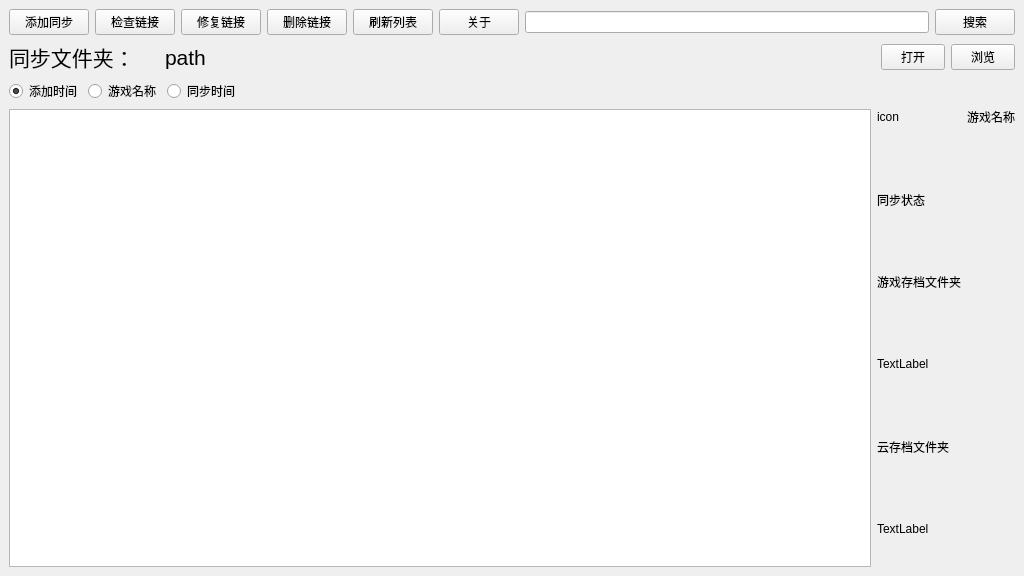
First picture: the form in UI/MainW.ui, repository cfwnico/GameSavedataSync, before the edit.
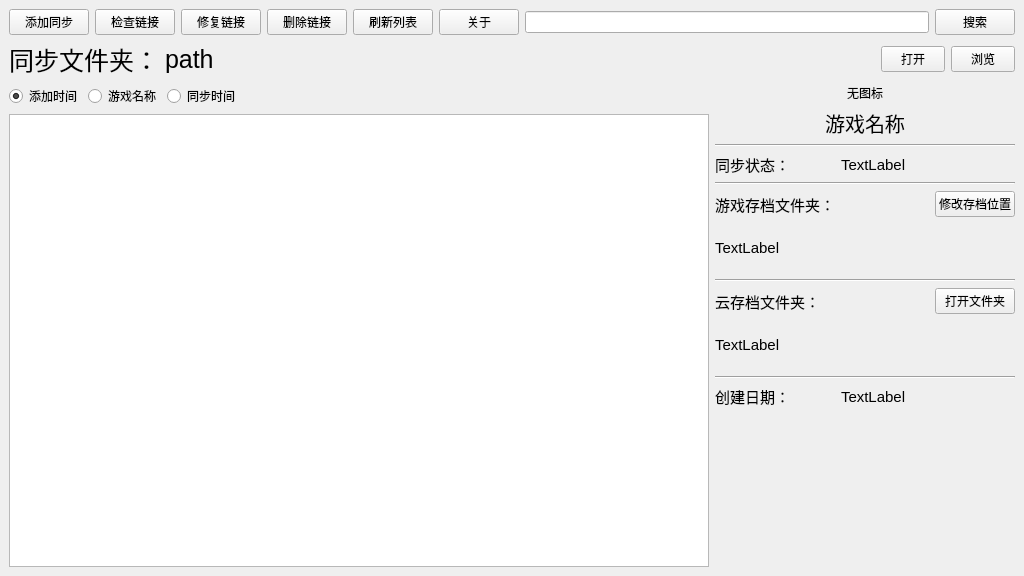
Second picture: the form after the edit.

Diff of the .ui file:
```diff
--- a/UI/MainW.ui
+++ b/UI/MainW.ui
@@ -10,11 +10,23 @@
     <height>576</height>
    </rect>
   </property>
+  <property name="minimumSize">
+   <size>
+    <width>1024</width>
+    <height>576</height>
+   </size>
+  </property>
+  <property name="maximumSize">
+   <size>
+    <width>1024</width>
+    <height>576</height>
+   </size>
+  </property>
   <property name="windowTitle">
    <string>GameSavedataSync</string>
   </property>
   <widget class="QWidget" name="centralwidget">
-   <layout class="QGridLayout" name="gridLayout_2">
+   <layout class="QGridLayout" name="gridLayout_2" columnstretch="3,1">
     <item row="2" column="0">
      <layout class="QVBoxLayout" name="verticalLayout">
       <item>
@@ -59,61 +71,261 @@
        </layout>
       </item>
       <item>
-       <widget class="QListWidget" name="game_listwidget"/>
+       <widget class="QListWidget" name="sync_listwidget">
+        <property name="font">
+         <font>
+          <pointsize>15</pointsize>
+         </font>
+        </property>
+       </widget>
       </item>
      </layout>
     </item>
     <item row="2" column="1">
-     <layout class="QGridLayout" name="gridLayout">
-      <item row="4" column="0">
+     <layout class="QGridLayout" name="gridLayout" columnstretch="1,2">
+      <item row="3" column="0">
+       <widget class="QLabel" name="label_7">
+        <property name="font">
+         <font>
+          <pointsize>11</pointsize>
+         </font>
+        </property>
+        <property name="text">
+         <string>同步状态：</string>
+        </property>
+       </widget>
+      </item>
+      <item row="8" column="0">
        <widget class="QLabel" name="label_5">
+        <property name="font">
+         <font>
+          <pointsize>11</pointsize>
+         </font>
+        </property>
         <property name="text">
-         <string>云存档文件夹</string>
+         <string>云存档文件夹：</string>
         </property>
        </widget>
       </item>
-      <item row="2" column="0">
+      <item row="3" column="1">
+       <widget class="QLabel" name="sync_status_label">
+        <property name="font">
+         <font>
+          <pointsize>11</pointsize>
+         </font>
+        </property>
+        <property name="text">
+         <string>TextLabel</string>
+        </property>
+       </widget>
+      </item>
+      <item row="6" column="0" colspan="2">
+       <widget class="QLabel" name="savepath_label">
+        <property name="minimumSize">
+         <size>
+          <width>0</width>
+          <height>50</height>
+         </size>
+        </property>
+        <property name="font">
+         <font>
+          <pointsize>11</pointsize>
+         </font>
+        </property>
+        <property name="text">
+         <string>TextLabel</string>
+        </property>
+        <property name="wordWrap">
+         <bool>true</bool>
+        </property>
+       </widget>
+      </item>
+      <item row="5" column="0">
        <widget class="QLabel" name="label_4">
+        <property name="font">
+         <font>
+          <pointsize>11</pointsize>
+         </font>
+        </property>
         <property name="text">
-         <string>游戏存档文件夹</string>
+         <string>游戏存档文件夹：</string>
         </property>
        </widget>
       </item>
-      <item row="3" column="0" colspan="2">
-       <widget class="QLabel" name="label_9">
+      <item row="11" column="0">
+       <widget class="QLabel" name="label">
+        <property name="font">
+         <font>
+          <pointsize>11</pointsize>
+         </font>
+        </property>
         <property name="text">
+         <string>创建日期：</string>
+        </property>
+       </widget>
+      </item>
+      <item row="9" column="0" colspan="2">
+       <widget class="QLabel" name="cloudata_path_label">
+        <property name="minimumSize">
+         <size>
+          <width>0</width>
+          <height>50</height>
+         </size>
+        </property>
+        <property name="font">
+         <font>
+          <pointsize>11</pointsize>
+         </font>
+        </property>
+        <property name="text">
          <string>TextLabel</string>
         </property>
+        <property name="wordWrap">
+         <bool>true</bool>
+        </property>
        </widget>
       </item>
-      <item row="5" column="0" colspan="2">
-       <widget class="QLabel" name="label_10">
+      <item row="11" column="1">
+       <widget class="QLabel" name="create_time_label">
+        <property name="font">
+         <font>
+          <pointsize>11</pointsize>
+         </font>
+        </property>
         <property name="text">
          <string>TextLabel</string>
         </property>
        </widget>
       </item>
-      <item row="0" column="0">
-       <widget class="QLabel" name="label_3">
+      <item row="12" column="0" colspan="2">
+       <spacer name="verticalSpacer">
+        <property name="orientation">
+         <enum>Qt::Vertical</enum>
+        </property>
+        <property name="sizeHint" stdset="0">
+         <size>
+          <width>20</width>
+          <height>40</height>
+         </size>
+        </property>
+       </spacer>
+      </item>
+      <item row="2" column="0" colspan="2">
+       <widget class="Line" name="line">
+        <property name="orientation">
+         <enum>Qt::Horizontal</enum>
+        </property>
+       </widget>
+      </item>
+      <item row="0" column="0" colspan="2">
+       <widget class="QLabel" name="icon_label">
         <property name="text">
-         <string>icon</string>
+         <string>无图标</string>
         </property>
+        <property name="alignment">
+         <set>Qt::AlignCenter</set>
+        </property>
        </widget>
       </item>
-      <item row="0" column="1">
-       <widget class="QLabel" name="label_2">
+      <item row="1" column="0" colspan="2">
+       <widget class="QLabel" name="gamename_label">
+        <property name="minimumSize">
+         <size>
+          <width>300</width>
+          <height>0</height>
+         </size>
+        </property>
+        <property name="maximumSize">
+         <size>
+          <width>300</width>
+          <height>16777215</height>
+         </size>
+        </property>
+        <property name="font">
+         <font>
+          <pointsize>15</pointsize>
+         </font>
+        </property>
         <property name="text">
          <string>游戏名称</string>
         </property>
+        <property name="alignment">
+         <set>Qt::AlignCenter</set>
+        </property>
+        <property name="wordWrap">
+         <bool>true</bool>
+        </property>
        </widget>
       </item>
-      <item row="1" column="0">
-       <widget class="QLabel" name="label_7">
-        <property name="text">
-         <string>同步状态</string>
+      <item row="4" column="0" colspan="2">
+       <widget class="Line" name="line_2">
+        <property name="orientation">
+         <enum>Qt::Horizontal</enum>
         </property>
        </widget>
       </item>
+      <item row="7" column="0" colspan="2">
+       <widget class="Line" name="line_3">
+        <property name="orientation">
+         <enum>Qt::Horizontal</enum>
+        </property>
+       </widget>
+      </item>
+      <item row="10" column="0" colspan="2">
+       <widget class="Line" name="line_4">
+        <property name="orientation">
+         <enum>Qt::Horizontal</enum>
+        </property>
+       </widget>
+      </item>
+      <item row="5" column="1">
+       <layout class="QHBoxLayout" name="horizontalLayout_4">
+        <item>
+         <spacer name="horizontalSpacer_2">
+          <property name="orientation">
+           <enum>Qt::Horizontal</enum>
+          </property>
+          <property name="sizeHint" stdset="0">
+           <size>
+            <width>40</width>
+            <height>20</height>
+           </size>
+          </property>
+         </spacer>
+        </item>
+        <item>
+         <widget class="QPushButton" name="pushButton_12">
+          <property name="text">
+           <string>修改存档位置</string>
+          </property>
+         </widget>
+        </item>
+       </layout>
+      </item>
+      <item row="8" column="1">
+       <layout class="QHBoxLayout" name="horizontalLayout_5">
+        <item>
+         <spacer name="horizontalSpacer_3">
+          <property name="orientation">
+           <enum>Qt::Horizontal</enum>
+          </property>
+          <property name="sizeHint" stdset="0">
+           <size>
+            <width>40</width>
+            <height>20</height>
+           </size>
+          </property>
+         </spacer>
+        </item>
+        <item>
+         <widget class="QPushButton" name="open_cloudata_btn">
+          <property name="text">
+           <string>打开文件夹</string>
+          </property>
+         </widget>
+        </item>
+       </layout>
+      </item>
      </layout>
     </item>
     <item row="0" column="0" colspan="2">
@@ -184,7 +396,7 @@
         </property>
         <property name="font">
          <font>
-          <pointsize>16</pointsize>
+          <pointsize>19</pointsize>
          </font>
         </property>
         <property name="text">
@@ -196,7 +408,7 @@
        <widget class="QLabel" name="cloud_path_label">
         <property name="font">
          <font>
-          <pointsize>16</pointsize>
+          <pointsize>19</pointsize>
           <bold>false</bold>
          </font>
         </property>
```
